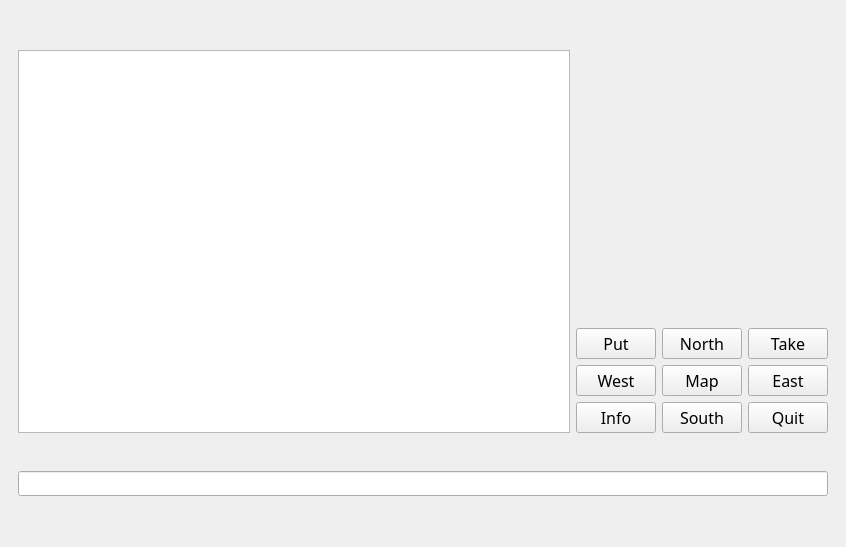
Above: University Life/uniZork.ui from Metagawa/Zorklike-Game-University-Life before the change. Below: the same form after it.
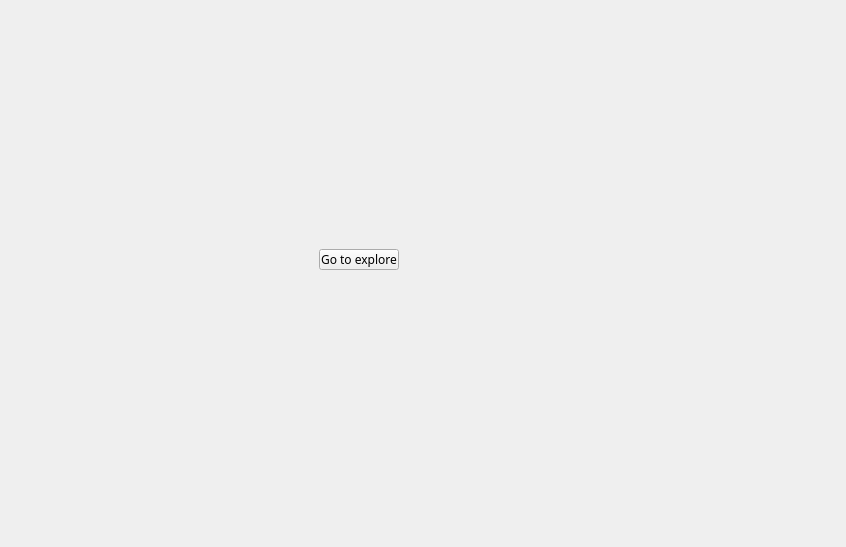
That is the form after the change. Icons and pictures are not drawn.

```diff
--- a/University Life/uniZork.ui
+++ b/University Life/uniZork.ui
@@ -23,7 +23,7 @@
     <item row="0" column="0">
      <widget class="QStackedWidget" name="stackedWidget">
       <property name="currentIndex">
-       <number>0</number>
+       <number>1</number>
       </property>
       <widget class="QWidget" name="page_3">
        <layout class="QGridLayout" name="gridLayout_3">
@@ -206,7 +206,21 @@
         </item>
        </layout>
       </widget>
-      <widget class="QWidget" name="page_4"/>
+      <widget class="QWidget" name="mainMenu">
+       <widget class="QPushButton" name="pushButton">
+        <property name="geometry">
+         <rect>
+          <x>310</x>
+          <y>240</y>
+          <width>80</width>
+          <height>21</height>
+         </rect>
+        </property>
+        <property name="text">
+         <string>Go to explore</string>
+        </property>
+       </widget>
+      </widget>
      </widget>
     </item>
    </layout>
```
Left out of the diff: 2 changed lines with no effect on the pictures.
